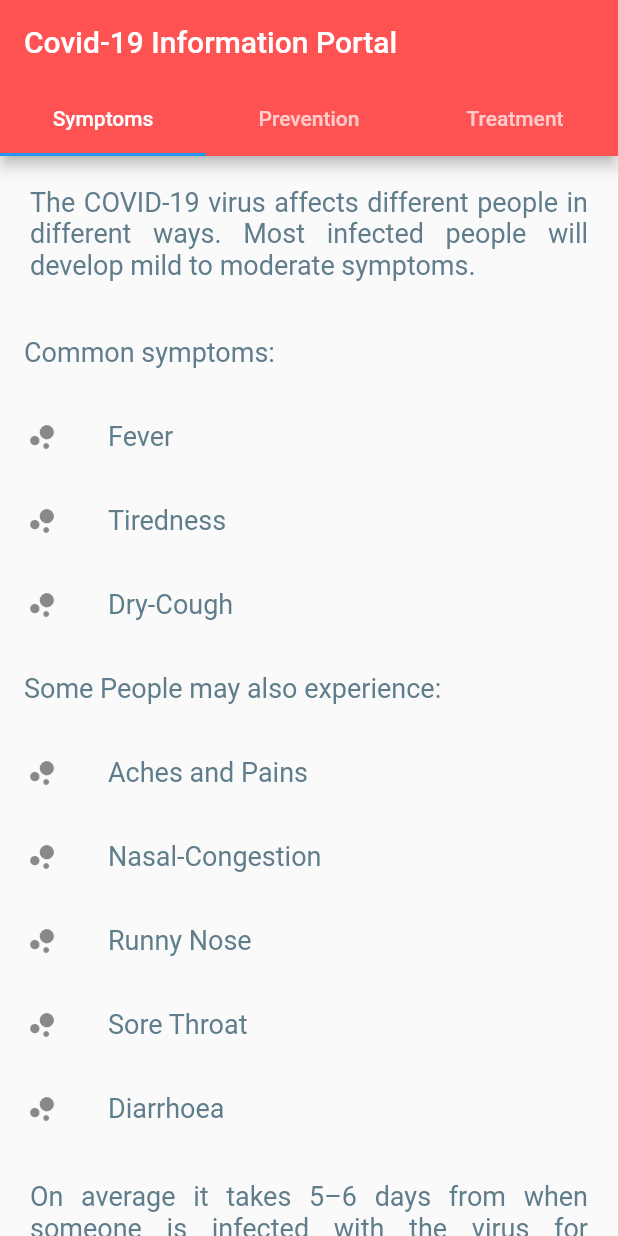
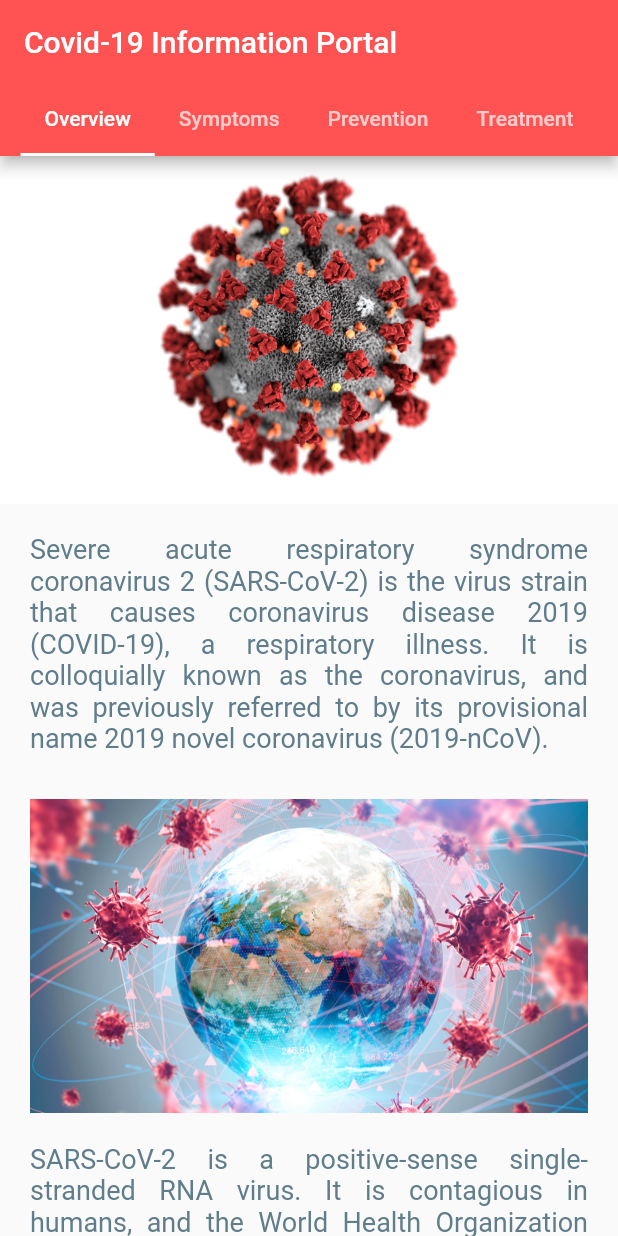
Before and after one commit to princepriyank/e-covid-19-helpdesk, a Flutter app: the screen it shows after launch, after a tap on "COVID-19", on a phone screen of 412 x 824 dp. Run offline on Flutter 3.47's test engine with Material 2 defaults, Android fonts, the phone set to English and light mode, and no system bars; our stand-ins replace splashscreen.

Commit message:
version 1.1

```diff
--- a/ecovid19/lib/InfoCards.dart
+++ b/ecovid19/lib/InfoCards.dart
@@ -267,3 +267,42 @@ class Treatment extends StatelessWidget {
     );
   }
 }
+class OverView extends StatelessWidget {
+  @override
+  Widget build(BuildContext context) {
+    return SingleChildScrollView(
+      child: Column(
+        children: <Widget>[
+          Image(
+            image: AssetImage("images/corona.jpg"),
+          ),
+          Container(
+            padding: EdgeInsets.fromLTRB(20, 20, 20, 10),
+            child: Text("Severe acute respiratory syndrome coronavirus 2 (SARS-CoV-2) is the virus strain that causes coronavirus disease 2019 (COVID-19), a respiratory illness. It is colloquially known as the coronavirus, and was previously referred to by its provisional name 2019 novel coronavirus (2019-nCoV).",
+                style: TextStyle(
+                    fontSize: 18,
+                    color: Colors.blueGrey), textAlign: TextAlign.justify),),
+          Container(
+            padding: EdgeInsets.all(20),
+            child: Image(
+              image: AssetImage("images/corona2.jpg"),
+            ),
+          ),
+          Container(
+            padding: EdgeInsets.fromLTRB(20, 0, 20, 10),
+            child: Text("SARS-CoV-2 is a positive-sense single-stranded RNA virus. It is contagious in humans, and the World Health Organization (WHO) has designated the ongoing pandemic of COVID-19 a Public Health Emergency of International Concern.Because the strain was first discovered in Wuhan, China, it is sometimes referred to as the Wuhan virus or Wuhan coronavirus.",
+                style: TextStyle(
+                    fontSize: 18,
+                    color: Colors.blueGrey), textAlign: TextAlign.justify),),
+          Container(
+            padding: EdgeInsets.fromLTRB(20, 0, 20, 10),
+            child: Text("Since the WHO discourages the use of names based upon locations such as MERS, and to avoid confusion with the disease SARS, it sometimes refers to SARS-CoV-2 as the COVID-19 virus in public health communications, instead of Wuhan coronavirus or Wuhan-CoV.The general public frequently calls both SARS-CoV-2 and the disease it causes coronavirus, but scientists typically use more precise terminology.",
+                style: TextStyle(
+                    fontSize: 18,
+                    color: Colors.blueGrey), textAlign: TextAlign.justify),),
+
+        ],
+      ));
+
+  }
+}
--- a/ecovid19/lib/Informative.dart
+++ b/ecovid19/lib/Informative.dart
@@ -6,22 +6,28 @@ class informative extends StatelessWidget {
   Widget build(BuildContext context) {
     return  MaterialApp(
         home: DefaultTabController(
-    length: 3,
+    length: 4,
     child: Scaffold(
     appBar: AppBar(
       backgroundColor: Colors.redAccent,
+
     bottom: TabBar(
+      isScrollable: true,
+      indicatorColor: Colors.white,
     tabs: [
+      Tab(text: "Overview",),
      Tab(text: "Symptoms",),
      Tab(text: "Prevention",),
      Tab(text: "Treatment",),
 
     ],
+
     ),
     title: Text('Covid-19 Information Portal'),
     ),
     body: TabBarView(
     children: [
+      OverView(),
      Symptoms(),
       Prevention(),
       Treatment(),
```
Also changed, not shown: ecovid19/images/corona.jpg (added), ecovid19/images/corona2.jpg (added).
